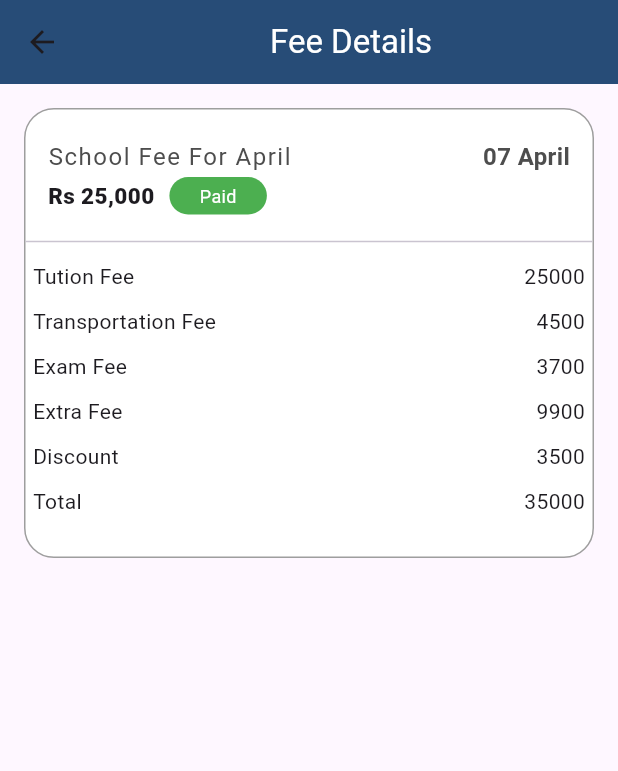
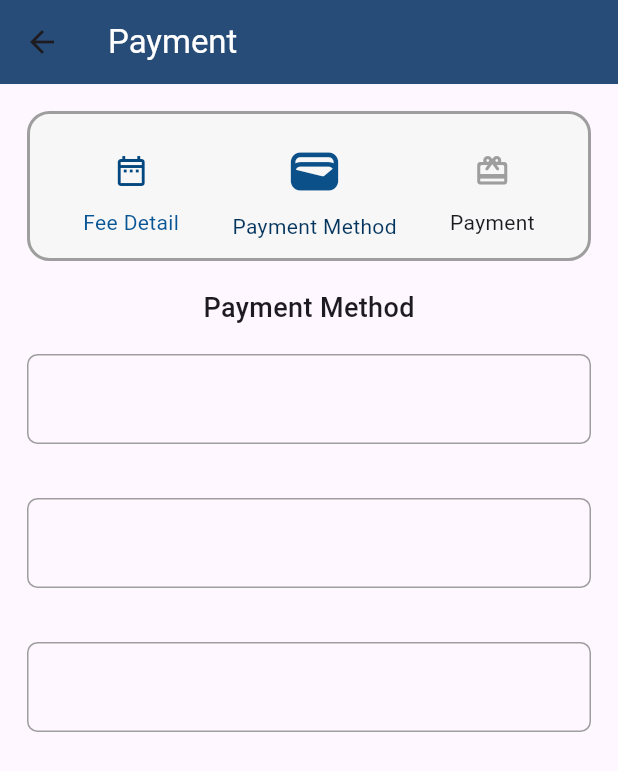
Before and after one commit to SushantNepal09/CollegeManagementSystem, a Flutter app: the Fees screen opened directly, after a tap on "Pay Now", on a phone screen of 412 x 824 dp. Shown: the top 771 px of the screen. Run offline on Flutter 3.47's test engine with Material 3 defaults, Android fonts, the phone set to English and light mode, and no system bars; network calls fail.

Commit message:
add payment page

```diff
--- a/lib/allvariables/feedata.dart
+++ b/lib/allvariables/feedata.dart
@@ -17,6 +17,4 @@ feeDetails(title: "Extra Fee", cost: "9900"),
 feeDetails(title: "Discount", cost: "3500"),
 feeDetails(title: "Total", cost: "35000"),
 
-
-
 ];
--- a/lib/pages/fees.dart
+++ b/lib/pages/fees.dart
@@ -3,6 +3,7 @@ import 'dart:math';
 import 'package:flutter/material.dart';
 import 'package:student/allvariables/allVar.dart';
 import 'package:student/allvariables/feedata.dart';
+import 'package:student/pages/paymentpage.dart';
 
 bool isPaid = false;
 
@@ -31,7 +32,7 @@ class _FeesState extends State<Fees> {
           Padding(
             padding: const EdgeInsets.all(16.0),
             child: Container(
-              height: 300,
+              height: isPaid ? 280 : 350,
               width: double.infinity,
               decoration: BoxDecoration(
                   border: Border.all(
@@ -117,21 +118,21 @@ class _FeesState extends State<Fees> {
                     child: ListView.builder(
                       itemCount: allCosts.length,
                       itemBuilder: (context, index) {
-                        return Container(
-                          margin: EdgeInsets.all(5),
+                        return Padding(
+                          padding: const EdgeInsets.symmetric(
+                              vertical: 4.0, horizontal: 8.0),
                           child: Column(
-                            //TO ARRANGE THE TEXT PROTION IN COLUMN
-                            mainAxisAlignment: MainAxisAlignment.spaceEvenly,
+                            crossAxisAlignment: CrossAxisAlignment.start,
+                            mainAxisAlignment: MainAxisAlignment.spaceBetween,
                             children: [
                               Row(
-                                //to arrange the text and the price in row in horizontal direction
                                 mainAxisAlignment:
                                     MainAxisAlignment.spaceBetween,
                                 children: [
                                   Text(allCosts[index].title),
                                   Text(allCosts[index].cost),
                                 ],
-                              )
+                              ),
                             ],
                           ),
                         );
@@ -143,10 +144,11 @@ class _FeesState extends State<Fees> {
                     child: Center(
                       child: GestureDetector(
                           onTap: () {
-
                             setState(() {
-                isPaid = true;
+                              // isPaid = true;
                             });
+                            Navigator.push(context,
+                                MaterialPageRoute(builder: (context)=> Paymentpage()));
                           },
                           child: isPaid
                               ? Container(decoration: BoxDecoration())
@@ -159,7 +161,8 @@ class _FeesState extends State<Fees> {
                                   child: Center(
                                       child: Text(
                                     "Pay Now",
-                      style: TextStyle(color: Colors.white, fontSize: 16),
+                                    style: TextStyle(
+                                        color: Colors.white, fontSize: 16),
                                   )),
                                 )),
                     ),
--- /dev/null
+++ b/lib/pages/paymentpage.dart
@@ -0,0 +1,160 @@
+import 'package:flutter/material.dart';
+import 'package:student/allvariables/allVar.dart';
+
+class Paymentpage extends StatefulWidget {
+  const Paymentpage({super.key});
+
+  @override
+  State<Paymentpage> createState() => _PaymentpageState();
+}
+
+class _PaymentpageState extends State<Paymentpage> {
+  @override
+  Widget build(BuildContext context) {
+    return Scaffold(
+      appBar: AppBar(
+        backgroundColor: primaryBlue,
+        title: Text(
+          "Payment",
+          style: TextStyle(color: Colors.white),
+        ),
+      ),
+      body: Container(  //this is the main body container
+        child: Column( //this is the main column
+          children: [
+            Padding(
+              padding: const EdgeInsets.all(18.0),
+              child: Container(  //this is the container with the fee detail payment method and payment
+                decoration: BoxDecoration(
+                    color: const Color.fromARGB(255, 247, 247, 247),
+                    borderRadius: BorderRadius.circular(15),
+                    border: Border.all(
+                      width: 2,
+                      color: Colors.grey,
+                    )),
+                width: double.infinity,
+                height: 100,
+                child: Row(
+                  mainAxisAlignment: MainAxisAlignment.spaceEvenly,
+                  children: [
+                    Column( // this is for arranging the icon and text
+                      mainAxisAlignment: MainAxisAlignment.center,
+                      children: [
+                        IconButton(
+                          onPressed: () {
+                            Navigator.pop(context);
+                          },
+                          icon: Icon(
+                            Icons.date_range_outlined,
+                            color: const Color.fromARGB(255, 3, 71, 126),
+                          ),
+                        ),
+                        Text(
+                          "Fee Detail",
+                          style: TextStyle(
+                              color: const Color.fromARGB(255, 8, 85, 149)),
+                        )
+                      ],
+                    ),
+                    Column(
+                      mainAxisAlignment: MainAxisAlignment.center,
+                      children: [
+                        IconButton(
+                          onPressed: () {},
+                          icon: Icon(
+                            Icons.wallet,
+                            color: const Color.fromARGB(255, 11, 80, 136),
+                            size: 38,
+                          ),
+                        ),
+                        Text(
+                          "Payment Method",
+                          style: TextStyle(
+                              color: const Color.fromARGB(255, 3, 52, 93)),
+                        )
+                      ],
+                    ),
+                    Column(
+                      mainAxisAlignment: MainAxisAlignment.center,
+                      children: [
+                        IconButton(
+                          onPressed: () {
+
+                          },
+                          icon: Icon(
+                            Icons.wallet_giftcard_rounded,
+                            color: Colors.grey,
+                          ),
+                        ),
+                        Text("Payment")
+                      ],
+                    ),
+                  ],
+                ),
+              ),
+
+
+
+
+
+            ),
+
+            Text("Payment Method",style: TextStyle(fontSize: 18,fontWeight: FontWeight.w500),),
+
+Padding(
+  padding: const EdgeInsets.all(18.0),
+  child: Container(
+    width: double.infinity,
+height: 60,
+decoration: BoxDecoration(
+  borderRadius: BorderRadius.circular(7),
+  border: Border.all(
+    width: 1,
+    color: Colors.grey,
+  )
+),
+
+  ),
+),
+Padding(
+  padding: const EdgeInsets.all(18.0),
+  child: Container(
+    width: double.infinity,
+height: 60,
+decoration: BoxDecoration(
+  borderRadius: BorderRadius.circular(7),
+  border: Border.all(
+    width: 1,
+    color: Colors.grey,
+  )
+),
+
+  ),
+),
+Padding(
+  padding: const EdgeInsets.all(18.0),
+  child: Container(
+    width: double.infinity,
+height: 60,
+decoration: BoxDecoration(
+  borderRadius: BorderRadius.circular(7),
+  border: Border.all(
+    width: 1,
+    color: Colors.grey,
+  )
+),
+
+  ),
+)
+
+
+
+          ],
+        ),
+
+
+
+      ),
+    );
+  }
+}
```
Lines whose indentation alone changed are shown as unchanged.
